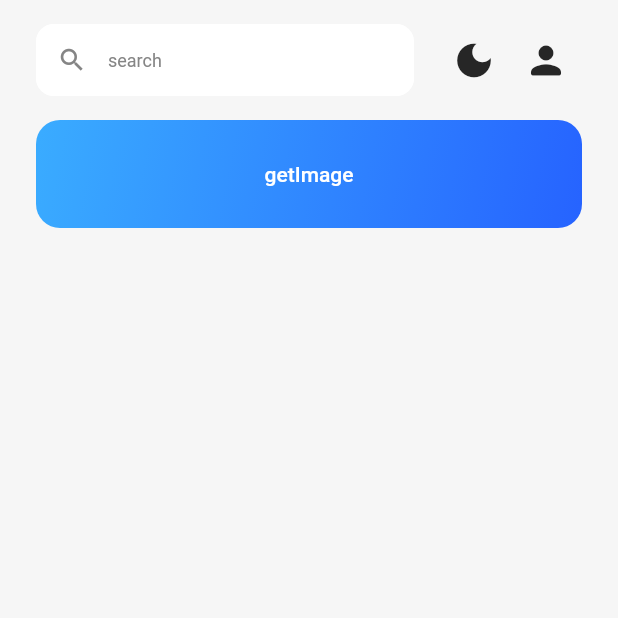
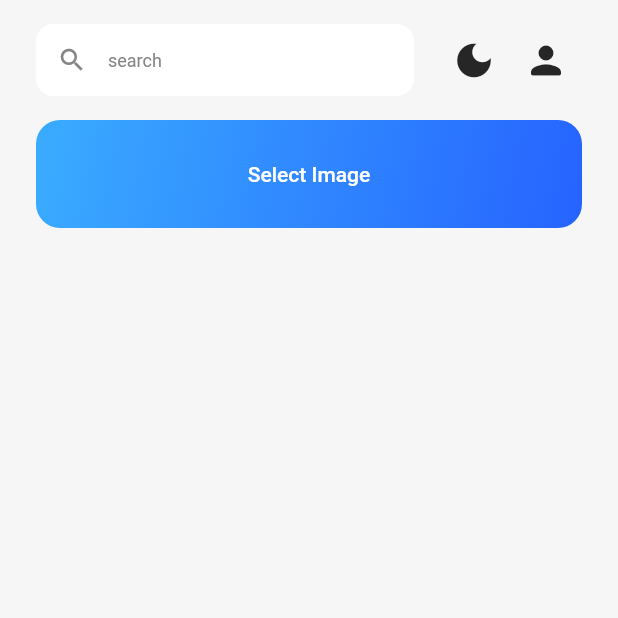
Before and after one commit to Spectrum862/cardamage_mobile, a Flutter app: the screen it shows after launch, after a tap on "Sign In", on a phone screen of 412 x 824 dp, the top half of it. Run offline on Flutter 3.47's test engine with Material 2 defaults, Android fonts, the phone set to English and light mode, and no system bars; our stand-ins replace bloc, equatable, flutter_bloc, flutter_spinkit, image_picker, shared_preferences; missing offline and left inert: images_picker.

Commit message:
[update] button loading

```diff
--- a/lib/bloc/PredictedImages/predicted_images_cubit.dart
+++ b/lib/bloc/PredictedImages/predicted_images_cubit.dart
@@ -43,6 +43,10 @@ class PredictedImagesCubit extends Cubit<PredictedImagesState> {
     }
   }
 
+  void clearState() async {
+    emit(PredictedImagesState());
+  }
+
   fileToBase64(String path) {
     final bytes = File(path).readAsBytesSync();
     return base64Encode(bytes);
--- a/lib/main.dart
+++ b/lib/main.dart
@@ -20,6 +20,7 @@ class MyApp extends StatelessWidget {
   Widget build(BuildContext context) {
     return Consumer<ThemeNotifier>(
         builder: (context, theme, _) => MaterialApp(
+              debugShowCheckedModeBanner: false,
               theme: theme.getTheme(),
               home: LoginPage(),
             ));
--- a/lib/theme/ThemeManager.dart
+++ b/lib/theme/ThemeManager.dart
@@ -17,6 +17,7 @@ class ThemeNotifier with ChangeNotifier {
       accentColor: gray5,
       textTheme: TextTheme(
           headline3: TextStyle(color: white, fontWeight: FontWeight.w700),
+          headline5: TextStyle(color: white, fontWeight: FontWeight.w700),
           bodyText2: TextStyle(color: white),
           caption: TextStyle(color: gray5)));
 
@@ -28,6 +29,7 @@ class ThemeNotifier with ChangeNotifier {
       accentColor: gray5,
       textTheme: TextTheme(
           headline3: TextStyle(color: gray9, fontWeight: FontWeight.w700),
+          headline5: TextStyle(color: gray9, fontWeight: FontWeight.w700),
           bodyText2: TextStyle(color: gray9),
           caption: TextStyle(color: gray5)));
 
--- a/lib/view/home/home.state.dart
+++ b/lib/view/home/home.state.dart
@@ -1,6 +1,7 @@
 import 'dart:io';
 
 import 'package:cardamage_detect/bloc/PredictedImages/predicted_images_cubit.dart';
+import 'package:cardamage_detect/bloc/PredictedImages/predicted_images_state.dart';
 import 'package:cardamage_detect/theme/DesignToken.dart';
 import 'package:cardamage_detect/view/home/home.dart';
 import 'package:cardamage_detect/widgets/GradientButton.dart';
@@ -22,6 +23,13 @@ class HomePageState extends State<HomePage> {
     setState(() {
       if (res != null) {
         _image = res;
+        if (Provider.of<PredictedImagesCubit>(context, listen: false)
+                .state
+                .predictedImage !=
+            null) {
+          Provider.of<PredictedImagesCubit>(context, listen: false)
+              .clearState();
+        }
       } else {
         print('No image selected.');
       }
@@ -41,7 +49,7 @@ class HomePageState extends State<HomePage> {
               SizedBox(
                 height: 16,
               ),
-              GradientButton(label: 'getImage', onPress: () => getImage()),
+              GradientButton(label: 'Select Image', onPress: () => getImage()),
               SizedBox(
                 height: 16,
               ),
@@ -49,6 +57,16 @@ class HomePageState extends State<HomePage> {
                 child: _image != null
                     ? Column(
                         children: [
+                          Container(
+                            child: Text(
+                              'SELECTED IMAGE',
+                              style: Theme.of(context).textTheme.headline5,
+                            ),
+                            alignment: Alignment.centerLeft,
+                          ),
+                          SizedBox(
+                            height: 8,
+                          ),
                           Container(
                             height: 200,
                             child: ListView(
@@ -69,9 +87,16 @@ class HomePageState extends State<HomePage> {
                           SizedBox(
                             height: 16,
                           ),
-                          GradientButton(
+                          Container(
+                            child: predictProvider.state.predictedImage == null
+                                ? GradientButton(
+                                    loading: predictProvider.state.status ==
+                                        PredictedImagesStatus.loading,
                                     label: 'Predict',
-                            onPress: () => predictProvider.predictImage(_image),
+                                    onPress: () =>
+                                        predictProvider.predictImage(_image),
+                                  )
+                                : null,
                           )
                         ],
                       )
@@ -81,8 +106,21 @@ class HomePageState extends State<HomePage> {
                 height: 16,
               ),
               Container(
-                child: predictProvider.state.predictedImage != null
-                    ? Container(
+                child: predictProvider.state.predictedImage != null &&
+                        _image != null
+                    ? Column(
+                        children: [
+                          Container(
+                            child: Text(
+                              'PREDICTED IMAGE',
+                              style: Theme.of(context).textTheme.headline5,
+                            ),
+                            alignment: Alignment.centerLeft,
+                          ),
+                          SizedBox(
+                            height: 8,
+                          ),
+                          Container(
                             height: 200,
                             child: ListView(
                               scrollDirection: Axis.horizontal,
@@ -106,6 +144,8 @@ class HomePageState extends State<HomePage> {
                                   )
                               ],
                             ),
+                          ),
+                        ],
                       )
                     : null,
               ),
--- a/lib/view/login/login.state.dart
+++ b/lib/view/login/login.state.dart
@@ -30,7 +30,7 @@ class LoginPageState extends State<LoginPage> {
                 height: 16,
               ),
               Text(
-                'Lorem ipsum dolor sit amet, consectetur ',
+                'CAR DAMAGE ESTIMATION SYSTEM',
                 textAlign: TextAlign.center,
                 style: TextStyle(
                   fontSize: 14,
--- a/lib/widgets/GradientButton.dart
+++ b/lib/widgets/GradientButton.dart
@@ -1,5 +1,6 @@
 import 'package:cardamage_detect/theme/DesignToken.dart';
 import 'package:flutter/material.dart';
+import 'package:flutter_spinkit/flutter_spinkit.dart';
 
 class GradientButton extends StatefulWidget {
   final Function onPress;
@@ -9,7 +10,12 @@ class GradientButton extends StatefulWidget {
   final bool loading;
 
   GradientButton(
-      {Key key, this.onPress, this.icon, this.label, this.height, this.loading})
+      {Key key,
+      this.onPress,
+      this.icon,
+      this.label,
+      this.height,
+      this.loading = false})
       : super(key: key);
 
   @override
@@ -30,7 +36,13 @@ class _GradientButton extends State<GradientButton> {
             end: Alignment.bottomRight,
           ),
           borderRadius: BorderRadius.circular(baseRadius)),
-      child: TextButton(
+      child: widget.loading
+          ? SpinKitRing(
+              color: Colors.white,
+              size: 40.0,
+              lineWidth: 5,
+            )
+          : TextButton(
               child: Center(
                 child: Text(
                   widget.label,
--- a/pubspec.yaml
+++ b/pubspec.yaml
@@ -30,6 +30,7 @@ dependencies:
   http: ^0.13.3
   image_picker: ^0.8.0+1
   images_picker: ^1.2.4
+  flutter_spinkit: ^5.0.0
 
 
   # The following adds the Cupertino Icons font to your application.
```
Also changed, not shown: DemoAsset/image/1.jpg (added), DemoAsset/image/11.jpg (added), DemoAsset/image/28.jpg (added), DemoAsset/image/60.jpg (added), DemoAsset/image/62.jpg (added), DemoAsset/image/test (17).jpg (added), pubspec.lock. Lines whose indentation alone changed are shown as unchanged.
